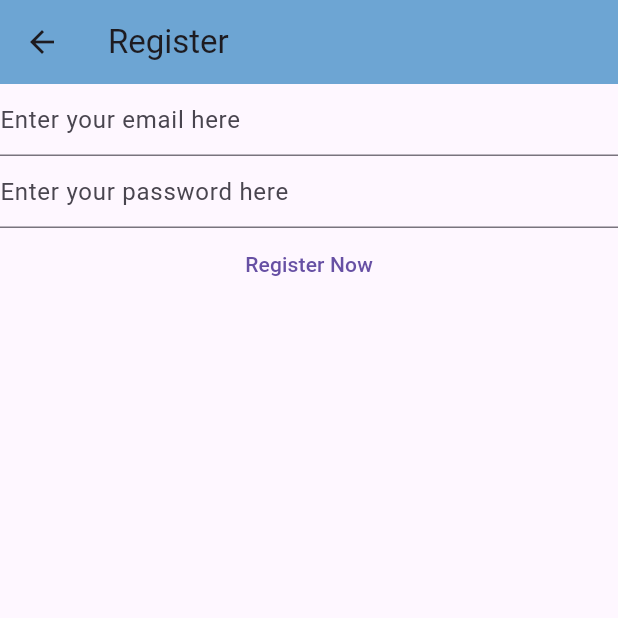
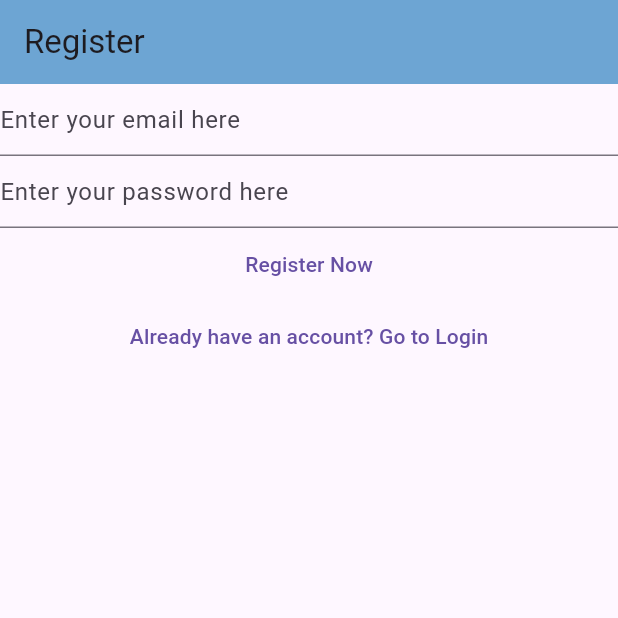
Before and after one commit to praneethb7/my-notes, a Flutter app: the RegisterView screen opened directly, on a phone screen of 412 x 824 dp, the top half of it. Run offline on Flutter 3.47's test engine with Material 3 defaults, Android fonts, the phone set to English and light mode, and no system bars; our stand-ins replace firebase_auth, firebase_core; accounts and stored records are empty.

```diff
--- a/lib/views/register_view.dart
+++ b/lib/views/register_view.dart
@@ -1,7 +1,5 @@
 import 'package:firebase_auth/firebase_auth.dart';
-import 'package:firebase_core/firebase_core.dart';
 import 'package:flutter/material.dart';
-import 'package:mynotes/firebase_options.dart';
 
 class RegisterView extends StatefulWidget {
   const RegisterView({super.key});
@@ -32,32 +30,21 @@
   Widget build(BuildContext context) {
     return Scaffold(
       appBar: AppBar(
-        title: Text("Register"),
+        title: const Text("Register"),
         backgroundColor: const Color.fromARGB(255, 109, 165, 211),
       ),
-      body: FutureBuilder(
-        future: Firebase.initializeApp(
-          options: DefaultFirebaseOptions.currentPlatform,
-        ),
-        builder: (context, snapshot) {
-          switch (snapshot.connectionState) {
-            case ConnectionState.done:
-              return Column(
+      body: Column(
         children: [
           TextField(
             controller: _email,
-                    decoration: InputDecoration(
-                      hintText: "Enter your email here",
-                    ),
+            decoration: InputDecoration(hintText: "Enter your email here"),
             enableSuggestions: false,
             autocorrect: false,
             keyboardType: TextInputType.emailAddress,
           ),
           TextField(
             controller: _password,
-                    decoration: InputDecoration(
-                      hintText: "Enter your password here",
-                    ),
+            decoration: InputDecoration(hintText: "Enter your password here"),
             obscureText: true,
             enableSuggestions: false,
             autocorrect: false,
@@ -79,12 +66,15 @@
             },
             child: const Text("Register Now"),
           ),
+          TextButton(
+            onPressed: () {
+              Navigator.of(
+                context,
+              ).pushNamedAndRemoveUntil('/login/', (route) => false);
+            },
+            child: const Text("Already have an account? Go to Login"),
+          ),
         ],
-              );
-            default:
-              return const Text("Loading");
-          }
-        },
       ),
     );
   }
```
Also changed, not shown: lib/main.dart (+16 -16 lines), lib/views/login_view.dart (+12 -26 lines), lib/views/verify_email_view.dart (added, +33 -0 lines). Lines whose indentation alone changed are shown as unchanged.
